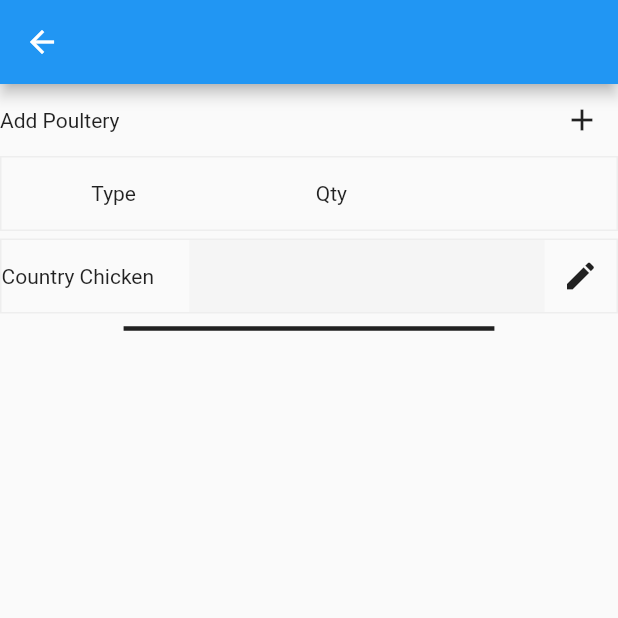
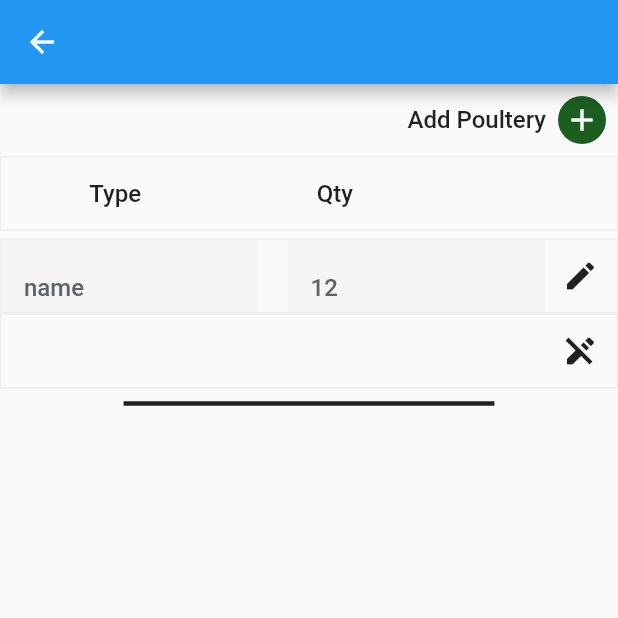
Before and after one commit to Ankitbhi/dfs_flutter_application, a Flutter app: the LivertockDetailsPage screen opened by its route, after a tap on the "add" icon, on a phone screen of 412 x 824 dp, the top half of it. Run offline on Flutter 3.47's test engine with Material 2 defaults, Android fonts, the phone set to English and light mode, and no system bars; our stand-ins replace carousel_slider, dropdown_search, firebase_auth, firebase_core, pinput, sms_autofill; missing offline and left inert: mobile_number, telephony; accounts and stored records are empty.

Commit message:
latest changes

```diff
--- a/lib/main.dart
+++ b/lib/main.dart
@@ -4,6 +4,7 @@ import 'package:dfs_flutter_application/src/features/authentication/presentation
 import 'package:dfs_flutter_application/src/features/authentication/presentation/provider/start_screen_provider.dart';
 import 'package:dfs_flutter_application/src/features/homepage/presentation/provider/advisory_page_provider.dart';
 import 'package:firebase_core/firebase_core.dart';
+import 'package:flutter/foundation.dart';
 import 'package:flutter/material.dart';
 import 'package:provider/provider.dart';
 
@@ -25,6 +26,7 @@ class MyApp extends StatelessWidget {
         ChangeNotifierProvider(create: (_) => AdvisoryPageProvider()),
       ],
       child: MaterialApp(
+        debugShowCheckedModeBanner: kDebugMode,
         title: 'Flutter Login Example',
         theme: appTheme,
         initialRoute: AppRoutes.initialRoute,
--- /dev/null
+++ b/lib/src/features/homepage/business/entities/stock_detail_entity.dart
@@ -0,0 +1,14 @@
+import 'package:flutter/material.dart';
+
+class StockDetailEntity {
+  final TextEditingController name;
+  final TextEditingController quantity;
+  final int id;
+  bool enabled;
+  StockDetailEntity({
+    required this.name,
+    required this.id,
+    required this.quantity,
+    this.enabled = false,
+  });
+}
--- /dev/null
+++ b/lib/src/features/homepage/data/models/stock_detail_model.dart
@@ -0,0 +1,32 @@
+import 'package:dfs_flutter_application/src/features/homepage/business/entities/stock_detail_entity.dart';
+import 'package:flutter/material.dart';
+
+class StockDetailModel extends StockDetailEntity {
+  StockDetailModel({
+    required TextEditingController name,
+    required int id,
+    required TextEditingController quantity,
+    required bool enabled,
+  }) : super(
+          name: name,
+          id: id,
+          quantity: quantity,
+          enabled: enabled,
+        );
+
+  factory StockDetailModel.fromJson(Map<String, dynamic> json) {
+    return StockDetailModel(
+        name: TextEditingController(text: json['name']),
+        id: json['id'],
+        quantity: TextEditingController(text: json['quantity']),
+        enabled: false);
+  }
+
+  Map<String, dynamic> toJson() {
+    return {
+      'name': name.text,
+      'id': id,
+      'quantity': quantity.text,
+    };
+  }
+}
--- a/lib/src/features/homepage/presentation/pages/crop_details_page.dart
+++ b/lib/src/features/homepage/presentation/pages/crop_details_page.dart
@@ -1,3 +1,4 @@
+import 'package:dfs_flutter_application/src/features/homepage/presentation/widgets/add_button_widget.dart';
 import 'package:flutter/foundation.dart';
 import 'package:flutter/material.dart';
 
@@ -18,13 +19,7 @@ class _CropDetailsPageState extends State<CropDetailsPage> {
         child: Container(
           child: Column(
             children: [
-              Row(
-                mainAxisAlignment: MainAxisAlignment.spaceBetween,
-                children: [
-                  const Text('Add more crop sown'),
-                  IconButton(onPressed: () {}, icon: const Icon(Icons.add))
-                ],
-              ),
+              AddButtonWidget(name: 'Add more crop sown', onClick: () {}),
               const Row(
                 mainAxisAlignment: MainAxisAlignment.spaceBetween,
                 children: [
--- a/lib/src/features/homepage/presentation/pages/liverstock_details_page.dart
+++ b/lib/src/features/homepage/presentation/pages/liverstock_details_page.dart
@@ -1,6 +1,10 @@
+import 'package:dfs_flutter_application/src/features/homepage/presentation/provider/advisory_page_provider.dart';
+import 'package:dfs_flutter_application/src/features/homepage/presentation/widgets/add_button_widget.dart';
+import 'package:dfs_flutter_application/src/features/homepage/presentation/widgets/stock_details_widget.dart';
 import 'package:dfs_flutter_application/src/widgets/custom_text_form_field.dart';
 import 'package:flutter/foundation.dart';
 import 'package:flutter/material.dart';
+import 'package:provider/provider.dart';
 
 class LivertockDetailsPage extends StatefulWidget {
   const LivertockDetailsPage({super.key});
@@ -12,6 +16,8 @@ class LivertockDetailsPage extends StatefulWidget {
 class _LivertockDetailsPageState extends State<LivertockDetailsPage> {
   @override
   Widget build(BuildContext context) {
+    final advisoryProvider = Provider.of<AdvisoryPageProvider>(context);
+
     return Scaffold(
       appBar: AppBar(),
       body: SingleChildScrollView(
@@ -19,72 +25,11 @@ class _LivertockDetailsPageState extends State<LivertockDetailsPage> {
         child: Container(
           child: Column(
             children: [
-              Row(
-                mainAxisAlignment: MainAxisAlignment.spaceBetween,
-                children: [
-                  const Text('Add Poultery '),
-                  IconButton(onPressed: () {}, icon: const Icon(Icons.add))
-                ],
-              ),
-              Container(
-                height: 50,
-                decoration: BoxDecoration(
-                  border: Border.all(
-                    color: Colors.grey[200]!,
-                    style: BorderStyle.solid,
-                    width: 1,
-                  ),
-                ),
-                child: const Row(
-                  mainAxisAlignment: MainAxisAlignment.spaceAround,
-                  children: [
-                    Text('Type'),
-                    Text('Qty'),
-                    SizedBox(),
-                  ],
-                ),
-              ),
-              const SizedBox(
-                height: 5,
-              ),
-              ListView.builder(
-                itemCount: 1,
-                shrinkWrap: true,
-                physics: const NeverScrollableScrollPhysics(),
-                itemBuilder: (context, index) {
-                  return Container(
-                    decoration: BoxDecoration(
-                      border: Border.all(
-                        color: Colors.grey[200]!,
-                        style: BorderStyle.solid,
-                        width: 1,
-                      ),
-                    ),
-                    child: Row(
-                      children: [
-                        const Text('Country Chicken '),
-                        const SizedBox(
-                          width: 20,
-                        ),
-                        Expanded(
-                          child: CustomInput(
-                            isRequired: false,
-                            bottomPadding: 0,
-                            topTextPadding: 5,
-                            border: InputBorder.none,
-                            borderNone: true,
-                            bottomTextPadding: 5,
-                            controller: TextEditingController(),
-                            enabled: false,
-                          ),
-                        ),
-                        IconButton(
-                            onPressed: () {}, icon: const Icon(Icons.edit))
-                      ],
-                    ),
-                  );
-                },
-              ),
+              StockDetailsWidget(
+                  name: 'Add Poultery',
+                  onClick: advisoryProvider.addStock,
+                  stockDetails: advisoryProvider.stockDetails!,
+                  onEdit: advisoryProvider.enableEdit),
               SizedBox(
                 width: MediaQuery.of(context).size.width * .6,
                 child: const Divider(
--- a/lib/src/features/homepage/presentation/provider/advisory_page_provider.dart
+++ b/lib/src/features/homepage/presentation/provider/advisory_page_provider.dart
@@ -1,6 +1,6 @@
+import 'package:dfs_flutter_application/src/features/homepage/business/entities/stock_detail_entity.dart';
 import 'package:dfs_flutter_application/src/features/homepage/presentation/pages/general.dart';
 import 'package:dfs_flutter_application/src/features/homepage/presentation/pages/weather_advisory.dart';
-import 'package:flutter/foundation.dart';
 import 'package:flutter/material.dart';
 
 class AdvisoryPageProvider extends ChangeNotifier {
@@ -27,7 +27,7 @@ class AdvisoryPageProvider extends ChangeNotifier {
   void onSwipeLeft() {
     if (pageController.page! < advisoryWidgets.length - 1) {
       pageController.nextPage(
-          duration: Duration(milliseconds: 300), curve: Curves.ease);
+          duration: const Duration(milliseconds: 300), curve: Curves.ease);
     }
     notifyListeners();
   }
@@ -35,7 +35,7 @@ class AdvisoryPageProvider extends ChangeNotifier {
   void onSwipeRight() {
     if (pageController.page! > 0) {
       pageController.previousPage(
-          duration: Duration(milliseconds: 300), curve: Curves.ease);
+          duration: const Duration(milliseconds: 300), curve: Curves.ease);
     }
     notifyListeners();
   }
@@ -92,4 +92,31 @@ class AdvisoryPageProvider extends ChangeNotifier {
     'Eligibility ',
     'Status',
   ];
+
+  List<StockDetailEntity>? stockDetails = [
+    StockDetailEntity(
+        name: TextEditingController(text: 'name'),
+        id: 1,
+        quantity: TextEditingController(text: '12'))
+  ];
+  enableEdit(int index) {
+    stockDetails![index].enabled = !stockDetails![index].enabled;
+    notifyListeners();
+  }
+
+  addStock() {
+    stockDetails!.add(StockDetailEntity(
+        name: TextEditingController(),
+        id: 0,
+        quantity: TextEditingController(),
+        enabled: true));
+    notifyListeners();
+  }
+
+  getStockInformation() {
+    stockDetails!.add(StockDetailEntity(
+        name: TextEditingController(text: 'name'),
+        id: 1,
+        quantity: TextEditingController(text: '12')));
+  }
 }
--- /dev/null
+++ b/lib/src/features/homepage/presentation/widgets/add_button_widget.dart
@@ -0,0 +1,32 @@
+import 'package:flutter/material.dart';
+
+class AddButtonWidget extends StatelessWidget {
+  const AddButtonWidget({super.key, required this.name, required this.onClick});
+  final String name;
+  final Function onClick;
+  @override
+  Widget build(BuildContext context) {
+    return Row(
+      mainAxisAlignment: MainAxisAlignment.end,
+      children: [
+        Text(name,
+            style: const TextStyle(fontSize: 16, fontWeight: FontWeight.w500)),
+        IconButton(
+            onPressed: () {
+              onClick();
+            },
+            icon: Container(
+                height: 50,
+                width: 60,
+                decoration: BoxDecoration(
+                  shape: BoxShape.circle,
+                  color: Colors.green[900],
+                ),
+                child: const Icon(
+                  Icons.add,
+                  color: Colors.white,
+                )))
+      ],
+    );
+  }
+}
--- /dev/null
+++ b/lib/src/features/homepage/presentation/widgets/stock_details_widget.dart
@@ -0,0 +1,117 @@
+import 'package:dfs_flutter_application/src/features/homepage/business/entities/stock_detail_entity.dart';
+import 'package:dfs_flutter_application/src/features/homepage/presentation/widgets/add_button_widget.dart';
+import 'package:dfs_flutter_application/src/widgets/custom_text_form_field.dart';
+import 'package:flutter/foundation.dart';
+import 'package:flutter/material.dart';
+
+class StockDetailsWidget extends StatefulWidget {
+  const StockDetailsWidget({
+    super.key,
+    required this.name,
+    required this.onClick,
+    required this.stockDetails,
+    required this.onEdit,
+  });
+  final String name;
+  final Function onClick;
+  final Function onEdit;
+  final List<StockDetailEntity> stockDetails;
+  @override
+  State<StockDetailsWidget> createState() => _StockDetailsWidgetState();
+}
+
+class _StockDetailsWidgetState extends State<StockDetailsWidget> {
+  @override
+  Widget build(BuildContext context) {
+    return Column(
+      children: [
+        AddButtonWidget(
+            name: widget.name,
+            onClick: () {
+              widget.onClick();
+            }),
+        Container(
+          height: 50,
+          decoration: BoxDecoration(
+            border: Border.all(
+              color: Colors.grey[200]!,
+              style: BorderStyle.solid,
+              width: 1,
+            ),
+          ),
+          child: const Row(
+            mainAxisAlignment: MainAxisAlignment.spaceAround,
+            children: [
+              Text('Type',
+                  style: const TextStyle(
+                      fontSize: 16, fontWeight: FontWeight.w500)),
+              Text('Qty',
+                  style: const TextStyle(
+                      fontSize: 16, fontWeight: FontWeight.w500)),
+              SizedBox(),
+            ],
+          ),
+        ),
+        const SizedBox(
+          height: 5,
+        ),
+        ListView.builder(
+          itemCount: widget.stockDetails.length,
+          shrinkWrap: true,
+          physics: const NeverScrollableScrollPhysics(),
+          itemBuilder: (context, index) {
+            return Container(
+              decoration: BoxDecoration(
+                border: Border.all(
+                  color: Colors.grey[200]!,
+                  style: BorderStyle.solid,
+                  width: 1,
+                ),
+              ),
+              child: Row(
+                children: [
+                  Expanded(
+                    child: CustomInput(
+                      isRequired: false,
+                      bottomPadding: 0,
+                      topTextPadding: 5,
+                      border: InputBorder.none,
+                      borderNone: true,
+                      bottomTextPadding: 5,
+                      controller: widget.stockDetails[index].name,
+                      enabled: widget.stockDetails[index].enabled,
+                    ),
+                  ),
+                  const SizedBox(
+                    width: 20,
+                  ),
+                  Expanded(
+                    child: CustomInput(
+                      isRequired: false,
+                      bottomPadding: 0,
+                      topTextPadding: 5,
+                      border: InputBorder.none,
+                      borderNone: true,
+                      bottomTextPadding: 5,
+                      controller: widget.stockDetails[index].quantity,
+                      enabled: widget.stockDetails[index].enabled,
+                      type: 'number',
+                    ),
+                  ),
+                  IconButton(
+                    onPressed: () {
+                      widget.onEdit(index);
+                    },
+                    icon: widget.stockDetails[index].enabled
+                        ? const Icon(Icons.edit_off)
+                        : const Icon(Icons.edit),
+                  )
+                ],
+              ),
+            );
+          },
+        ),
+      ],
+    );
+  }
+}
```
